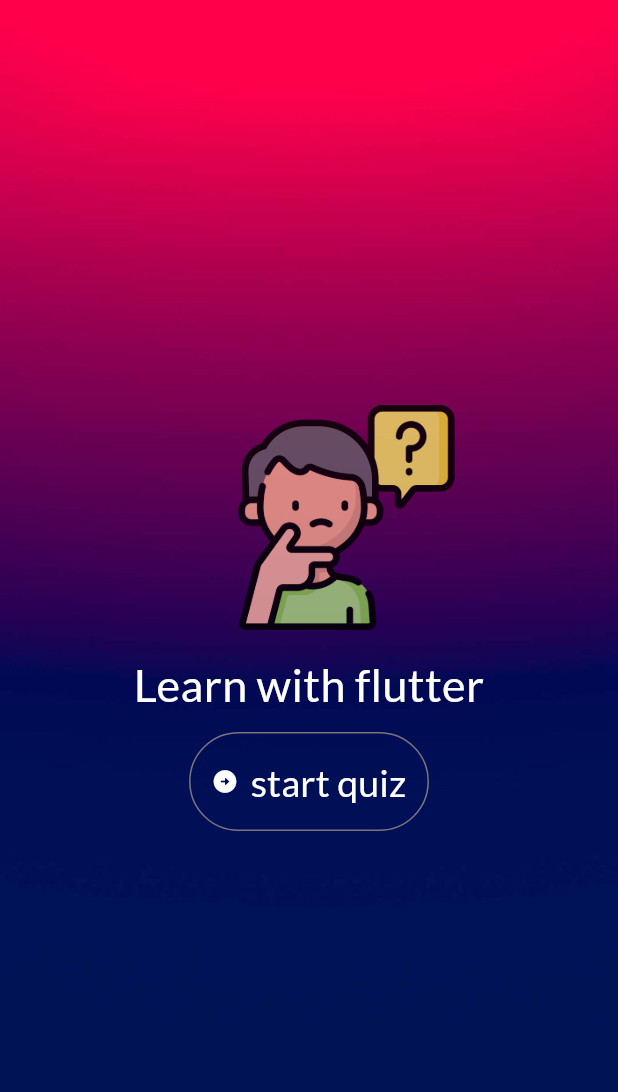
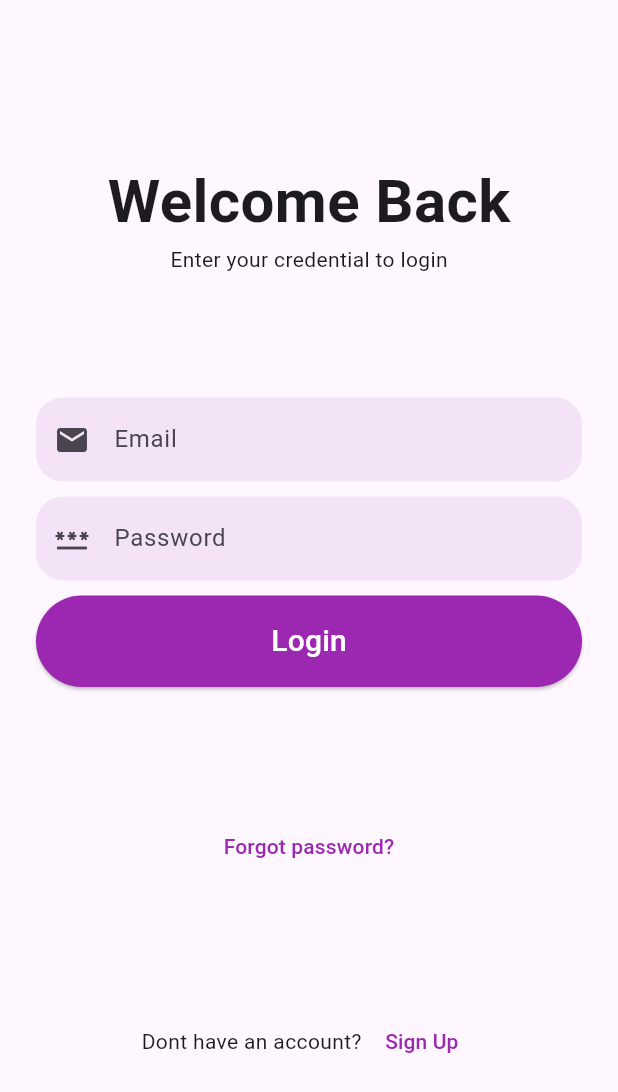
Before and after one commit to LarsDpride/Quiz_App, a Flutter app: the screen it shows after launch, on a phone screen of 412 x 824 dp. Shown: the top 1092 px of the screen. Run offline on Flutter 3.47's test engine with Material 3 defaults, Android fonts, the phone set to English and light mode, and no system bars; our stand-ins replace firebase_auth, firebase_core, flutter_riverpod, google_fonts; accounts and stored records are empty.

Commit message:
login and registration page added

```diff
--- /dev/null
+++ b/lib/auth/login.dart
@@ -0,0 +1,154 @@
+import 'package:flutter/material.dart';
+import 'package:quiz_app/auth/signup.dart';
+import 'package:firebase_auth/firebase_auth.dart';
+import 'package:quiz_app/quiz.dart';
+
+class LoginScreen extends StatefulWidget {
+  const LoginScreen({super.key});
+
+  @override
+  State<LoginScreen> createState() => _LoginScreenState();
+}
+
+class _LoginScreenState extends State<LoginScreen> {
+  final _formkey = GlobalKey<FormState>();
+  String _email = '';
+  String _password = '';
+
+  void login() async {
+    if (_formkey.currentState!.validate()) {
+      _formkey.currentState!.save();
+      // print('hello');
+      UserCredential? userCredential;
+      try {
+        userCredential = await FirebaseAuth.instance
+            .signInWithEmailAndPassword(email: _email, password: _password);
+        User? user = userCredential.user;
+        if (user != null) {
+          Navigator.push(
+            // ignore: use_build_context_synchronously
+            context,
+            MaterialPageRoute(builder: (builder) => Quiz()),
+          );
+        }
+      } on FirebaseAuthException catch (e) {
+        print('Error signing in: $e');
+        ScaffoldMessenger.of(context).showSnackBar(
+          const SnackBar(
+            content: Text('Failed to sign up. Please try again.'),
+          ),
+        );
+      }
+    }
+    return null;
+  }
+
+  @override
+  Widget build(BuildContext context) {
+    return Scaffold(
+      body: Container(
+        margin: const EdgeInsets.all(24),
+        child: Form(
+          key: _formkey,
+          child: Column(
+            mainAxisAlignment: MainAxisAlignment.spaceEvenly,
+            children: [
+              _header(context),
+              _inputField(context),
+              _forgotPassword(context),
+              _signup(context),
+            ],
+          ),
+        ),
+      ),
+    );
+  }
+
+  _header(context) {
+    return const Column(
+      children: [
+        Text(
+          "Welcome Back",
+          style: TextStyle(fontSize: 40, fontWeight: FontWeight.bold),
+        ),
+        Text("Enter your credential to login"),
+      ],
+    );
+  }
+
+  _inputField(context) {
+    return Column(
+      crossAxisAlignment: CrossAxisAlignment.stretch,
+      children: [
+        TextFormField(
+          decoration: InputDecoration(
+              hintText: "Email",
+              border: OutlineInputBorder(
+                  borderRadius: BorderRadius.circular(18),
+                  borderSide: BorderSide.none),
+              fillColor: Colors.purple.withOpacity(0.1),
+              filled: true,
+              prefixIcon: const Icon(Icons.mail)),
+          onSaved: (newValue) => _email = newValue ?? '',
+        ),
+        const SizedBox(height: 10),
+        TextFormField(
+          decoration: InputDecoration(
+            hintText: "Password",
+            border: OutlineInputBorder(
+                borderRadius: BorderRadius.circular(18),
+                borderSide: BorderSide.none),
+            fillColor: Colors.purple.withOpacity(0.1),
+            filled: true,
+            prefixIcon: const Icon(Icons.password),
+          ),
+          obscureText: true,
+          onSaved: (newValue) => _password = newValue ?? '',
+        ),
+        const SizedBox(height: 10),
+        ElevatedButton(
+          onPressed: login,
+          style: ElevatedButton.styleFrom(
+            shape: const StadiumBorder(),
+            padding: const EdgeInsets.symmetric(vertical: 16),
+            backgroundColor: Colors.purple,
+          ),
+          child: const Text(
+            "Login",
+            style: TextStyle(fontSize: 20, color: Colors.white),
+          ),
+        )
+      ],
+    );
+  }
+
+  _forgotPassword(context) {
+    return TextButton(
+      onPressed: () {},
+      child: const Text(
+        "Forgot password?",
+        style: TextStyle(color: Colors.purple),
+      ),
+    );
+  }
+
+  _signup(context) {
+    return Row(
+      mainAxisAlignment: MainAxisAlignment.center,
+      children: [
+        const Text("Dont have an account? "),
+        TextButton(
+            onPressed: () {
+              Navigator.push(
+                context,
+                MaterialPageRoute(builder: (builder) => const SignupScreen()),
+              );
+            },
+            child: const Text(
+              "Sign Up",
+              style: TextStyle(color: Colors.purple),
+            ))
+      ],
+    );
+  }
+}
```
Also changed, not shown: lib/auth/signup.dart (added, +207 -0 lines), lib/main.dart (+14 -7 lines), pubspec.yaml (+4 -4 lines), assets/google.png (added), firebase.json, lib/firebase_options.dart, pubspec.lock, 4 other files.
